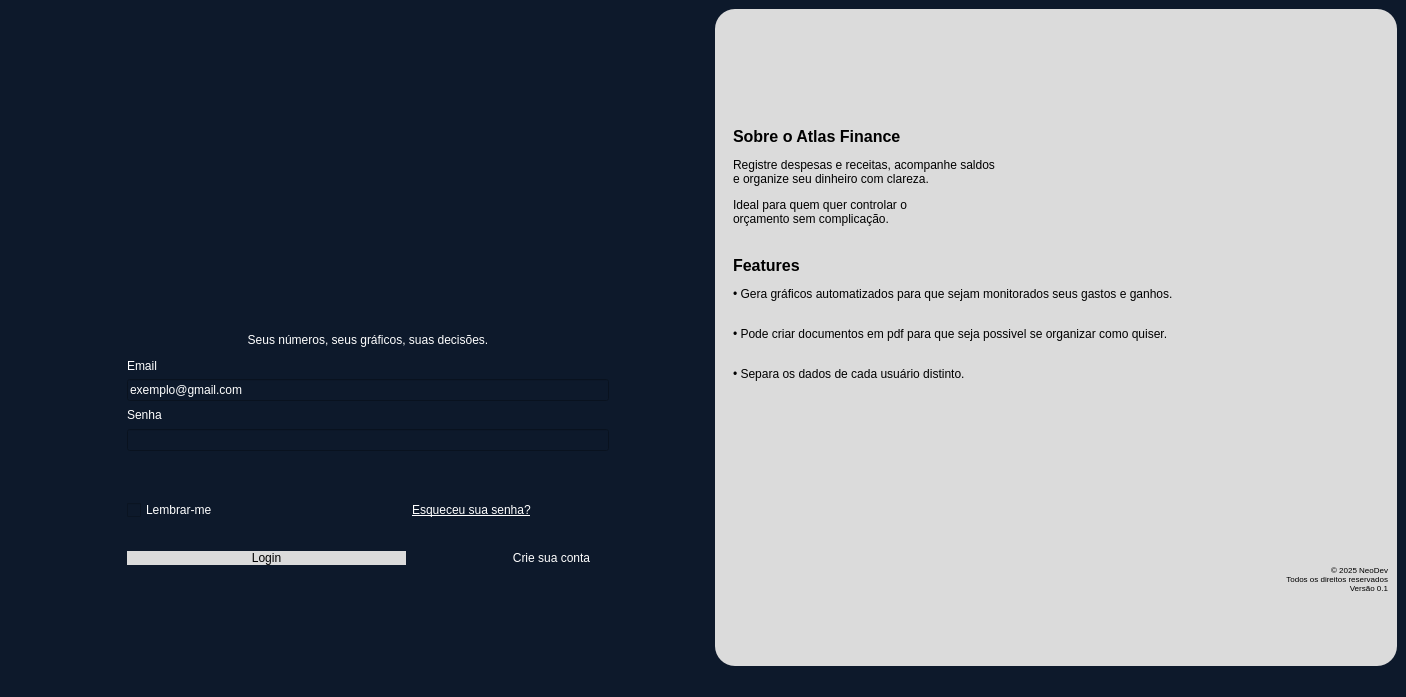
kawlu/Atlas-Finance, file ui/LoginWindow.ui: the form before one commit.
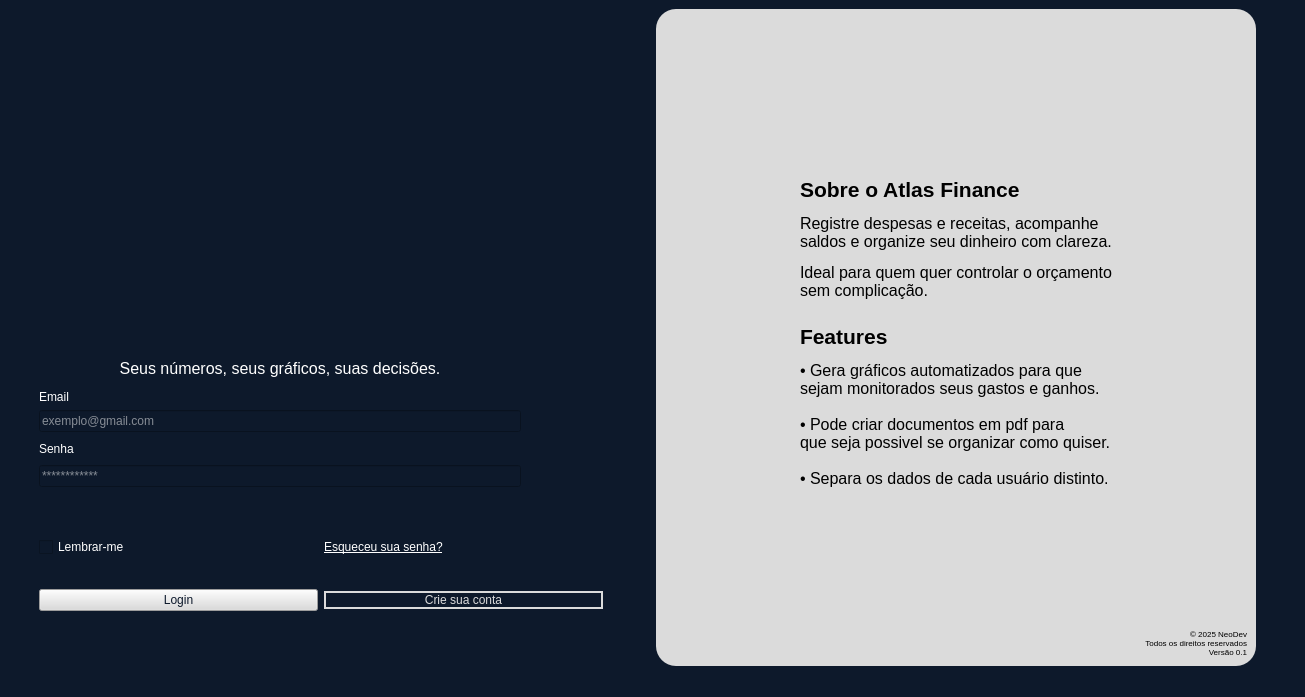
The form after the commit. Icons and pictures are not drawn.

Commit message: Melhoras no design da página de login

What changed in the file:
```diff
--- a/ui/LoginWindow.ui
+++ b/ui/LoginWindow.ui
@@ -6,7 +6,7 @@
    <rect>
     <x>0</x>
     <y>0</y>
-    <width>1406</width>
+    <width>1305</width>
     <height>697</height>
    </rect>
   </property>
@@ -19,58 +19,12 @@
   <widget class="QWidget" name="centralwidget">
    <layout class="QHBoxLayout" name="horizontalLayout">
     <item>
-     <spacer name="horizontalSpacer">
-      <property name="orientation">
-       <enum>Qt::Horizontal</enum>
-      </property>
-      <property name="sizeType">
-       <enum>QSizePolicy::Maximum</enum>
-      </property>
-      <property name="sizeHint" stdset="0">
-       <size>
-        <width>100</width>
-        <height>20</height>
-       </size>
-      </property>
-     </spacer>
-    </item>
-    <item>
-     <widget class="QFrame" name="frame">
-      <property name="minimumSize">
-       <size>
-        <width>600</width>
-        <height>0</height>
-       </size>
-      </property>
-      <property name="maximumSize">
-       <size>
-        <width>600</width>
-        <height>16777215</height>
-       </size>
-      </property>
-      <property name="styleSheet">
-       <string notr="true">color: rgb(255, 255, 255);</string>
-      </property>
-      <property name="frameShape">
-       <enum>QFrame::NoFrame</enum>
-      </property>
-      <property name="frameShadow">
-       <enum>QFrame::Raised</enum>
-      </property>
-      <layout class="QVBoxLayout" name="verticalLayout">
-       <item>
-        <widget class="QFrame" name="frame_4">
-         <property name="minimumSize">
-          <size>
-           <width>600</width>
-           <height>150</height>
-          </size>
-         </property>
-         <property name="maximumSize">
-          <size>
-           <width>600</width>
-           <height>150</height>
-          </size>
+     <widget class="QFrame" name="frame_mainlogin">
+      <property name="sizePolicy">
+       <sizepolicy hsizetype="Minimum" vsizetype="Preferred">
+        <horstretch>0</horstretch>
+        <verstretch>0</verstretch>
+       </sizepolicy>
          </property>
          <property name="frameShape">
           <enum>QFrame::NoFrame</enum>
@@ -79,18 +33,45 @@
           <enum>QFrame::Raised</enum>
          </property>
          <layout class="QVBoxLayout" name="verticalLayout_7">
-          <item>
+       <item alignment="Qt::AlignTop">
+        <widget class="QFrame" name="frame_titulo">
+         <property name="minimumSize">
+          <size>
+           <width>200</width>
+           <height>0</height>
+          </size>
+         </property>
+         <property name="maximumSize">
+          <size>
+           <width>200</width>
+           <height>16777215</height>
+          </size>
+         </property>
+         <property name="frameShape">
+          <enum>QFrame::NoFrame</enum>
+         </property>
+         <property name="frameShadow">
+          <enum>QFrame::Raised</enum>
+         </property>
+         <layout class="QVBoxLayout" name="verticalLayout_6">
+          <item alignment="Qt::AlignLeft">
            <widget class="QLabel" name="label_2">
+            <property name="sizePolicy">
+             <sizepolicy hsizetype="Preferred" vsizetype="Maximum">
+              <horstretch>0</horstretch>
+              <verstretch>0</verstretch>
+             </sizepolicy>
+            </property>
             <property name="minimumSize">
              <size>
-              <width>550</width>
-              <height>150</height>
+              <width>170</width>
+              <height>50</height>
              </size>
             </property>
             <property name="maximumSize">
              <size>
-              <width>550</width>
-              <height>150</height>
+              <width>170</width>
+              <height>50</height>
              </size>
             </property>
             <property name="frameShape">
@@ -107,38 +88,33 @@
             </property>
            </widget>
           </item>
-          <item>
-           <spacer name="verticalSpacer">
-            <property name="orientation">
-             <enum>Qt::Vertical</enum>
-            </property>
-            <property name="sizeHint" stdset="0">
-             <size>
-              <width>20</width>
-              <height>40</height>
-             </size>
-            </property>
-           </spacer>
-          </item>
          </layout>
         </widget>
        </item>
-       <item>
-        <spacer name="verticalSpacer_4">
-         <property name="orientation">
-          <enum>Qt::Vertical</enum>
+       <item alignment="Qt::AlignRight">
+        <widget class="QFrame" name="frame_login">
+         <property name="minimumSize">
+          <size>
+           <width>600</width>
+           <height>0</height>
+          </size>
          </property>
-         <property name="sizeType">
-          <enum>QSizePolicy::Minimum</enum>
-         </property>
-         <property name="sizeHint" stdset="0">
+         <property name="maximumSize">
           <size>
-           <width>20</width>
-           <height>150</height>
+           <width>600</width>
+           <height>16777215</height>
           </size>
          </property>
-        </spacer>
-       </item>
+         <property name="styleSheet">
+          <string notr="true">color: rgb(255, 255, 255);</string>
+         </property>
+         <property name="frameShape">
+          <enum>QFrame::NoFrame</enum>
+         </property>
+         <property name="frameShadow">
+          <enum>QFrame::Raised</enum>
+         </property>
+         <layout class="QVBoxLayout" name="verticalLayout">
        <item>
         <widget class="QFrame" name="frame_5">
          <property name="maximumSize">
@@ -172,13 +148,16 @@
              <enum>QFrame::NoFrame</enum>
             </property>
             <property name="text">
-             <string>&lt;html&gt;&lt;head/&gt;&lt;body&gt;&lt;p align=&quot;center&quot;&gt;Seus números, seus gráficos, suas decisões.&lt;/p&gt;&lt;p&gt;Email&lt;/p&gt;&lt;/body&gt;&lt;/html&gt;</string>
+                <string>&lt;html&gt;&lt;head/&gt;&lt;body&gt;&lt;p align=&quot;center&quot;&gt;&lt;span style=&quot; font-size:12pt;&quot;&gt;Seus números, seus gráficos, suas decisões.&lt;/span&gt;&lt;/p&gt;&lt;p&gt;Email&lt;/p&gt;&lt;/body&gt;&lt;/html&gt;</string>
             </property>
            </widget>
           </item>
           <item>
            <widget class="QLineEdit" name="lineEdit">
             <property name="text">
+                <string/>
+               </property>
+               <property name="placeholderText">
              <string>exemplo@gmail.com</string>
             </property>
            </widget>
@@ -201,6 +180,9 @@
             <property name="echoMode">
              <enum>QLineEdit::Password</enum>
             </property>
+               <property name="placeholderText">
+                <string>************</string>
+               </property>
            </widget>
           </item>
          </layout>
@@ -252,10 +234,8 @@
              <cursorShape>PointingHandCursor</cursorShape>
             </property>
             <property name="styleSheet">
-             <string notr="true">color: rgb(0, 0, 0);
-background-color: rgb(219, 219, 219);
-border: 1px;
-border-radius: 40px;</string>
+                <string notr="true">background-color: #DBDBDB;
+color: #0D192B;</string>
             </property>
             <property name="text">
              <string>Login</string>
@@ -268,8 +248,9 @@
              <cursorShape>PointingHandCursor</cursorShape>
             </property>
             <property name="styleSheet">
-             <string notr="true">border: 1px;
-border-radius: 20px;</string>
+                <string notr="true">background-color: #0D192B;
+color: rgb(219, 219, 219);
+border: 2px solid #DBDBDB;</string>
             </property>
             <property name="text">
              <string>Crie sua conta</string>
@@ -279,40 +260,71 @@
          </layout>
         </widget>
        </item>
+         </layout>
+        </widget>
+       </item>
+      </layout>
+     </widget>
+    </item>
        <item>
-        <widget class="QFrame" name="frame_7">
+     <spacer name="horizontalSpacer_2">
+      <property name="orientation">
+       <enum>Qt::Horizontal</enum>
+      </property>
+      <property name="sizeType">
+       <enum>QSizePolicy::Minimum</enum>
+      </property>
+      <property name="sizeHint" stdset="0">
+       <size>
+        <width>0</width>
+        <height>0</height>
+       </size>
+      </property>
+     </spacer>
+    </item>
+    <item alignment="Qt::AlignRight">
+     <widget class="QFrame" name="frame_texto">
+      <property name="minimumSize">
+       <size>
+        <width>600</width>
+        <height>650</height>
+       </size>
+      </property>
          <property name="maximumSize">
           <size>
-           <width>16777215</width>
-           <height>50</height>
-          </size>
-         </property>
-         <property name="frameShape">
-          <enum>QFrame::NoFrame</enum>
-         </property>
-         <property name="frameShadow">
-          <enum>QFrame::Raised</enum>
-         </property>
-        </widget>
-       </item>
-      </layout>
-     </widget>
-    </item>
-    <item>
-     <widget class="QFrame" name="frame_2">
+        <width>800</width>
+        <height>16777215</height>
+       </size>
+      </property>
       <property name="styleSheet">
        <string notr="true">background-color: rgb(219, 219, 219);
 border: 1px;
 border-radius: 20px;</string>
       </property>
       <property name="frameShape">
-       <enum>QFrame::StyledPanel</enum>
+       <enum>QFrame::NoFrame</enum>
       </property>
       <property name="frameShadow">
        <enum>QFrame::Raised</enum>
       </property>
       <layout class="QVBoxLayout" name="verticalLayout_3">
        <item>
+        <spacer name="verticalSpacer_3">
+         <property name="orientation">
+          <enum>Qt::Vertical</enum>
+         </property>
+         <property name="sizeType">
+          <enum>QSizePolicy::Minimum</enum>
+         </property>
+         <property name="sizeHint" stdset="0">
+          <size>
+           <width>0</width>
+           <height>150</height>
+          </size>
+         </property>
+        </spacer>
+       </item>
+       <item alignment="Qt::AlignHCenter">
         <widget class="QFrame" name="frame_8">
          <property name="maximumSize">
           <size>
@@ -326,43 +338,33 @@
           </font>
          </property>
          <property name="frameShape">
-          <enum>QFrame::StyledPanel</enum>
+          <enum>QFrame::NoFrame</enum>
          </property>
          <property name="frameShadow">
           <enum>QFrame::Raised</enum>
          </property>
          <layout class="QVBoxLayout" name="verticalLayout_5">
-          <item>
-           <spacer name="verticalSpacer_3">
-            <property name="orientation">
-             <enum>Qt::Vertical</enum>
-            </property>
-            <property name="sizeType">
-             <enum>QSizePolicy::Minimum</enum>
-            </property>
-            <property name="sizeHint" stdset="0">
-             <size>
-              <width>0</width>
-              <height>100</height>
-             </size>
-            </property>
-           </spacer>
-          </item>
           <item>
            <widget class="QLabel" name="label_7">
+            <property name="minimumSize">
+             <size>
+              <width>300</width>
+              <height>0</height>
+             </size>
+            </property>
             <property name="styleSheet">
              <string notr="true">background-color: rgb(219, 219, 219);
 text-color: rgb(0, 0, 0)</string>
             </property>
             <property name="text">
-             <string>&lt;html&gt;&lt;head/&gt;&lt;body&gt;&lt;p&gt;&lt;span style=&quot; font-size:12pt; font-weight:600;&quot;&gt;Sobre o Atlas Finance&lt;/span&gt;&lt;/p&gt;&lt;p&gt;&lt;span style=&quot; font-size:9pt;&quot;&gt;Registre despesas e receitas, acompanhe saldos&lt;br/&gt;e organize seu dinheiro com clareza.&lt;/span&gt;&lt;/p&gt;&lt;p&gt;&lt;span style=&quot; font-size:9pt;&quot;&gt;Ideal para quem quer controlar o &lt;br/&gt;orçamento sem complicação.&lt;/span&gt;&lt;/p&gt;&lt;/body&gt;&lt;/html&gt;</string>
+             <string>&lt;html&gt;&lt;head/&gt;&lt;body&gt;&lt;p&gt;&lt;span style=&quot; font-size:16pt; font-weight:600;&quot;&gt;Sobre o Atlas Finance&lt;/span&gt;&lt;/p&gt;&lt;p&gt;&lt;span style=&quot; font-size:12pt;&quot;&gt;Registre despesas e receitas, acompanhe &lt;br/&gt;saldos e organize seu dinheiro com clareza.&lt;/span&gt;&lt;/p&gt;&lt;p&gt;&lt;span style=&quot; font-size:12pt;&quot;&gt;Ideal para quem quer controlar o orçamento &lt;br/&gt;sem complicação.&lt;/span&gt;&lt;/p&gt;&lt;/body&gt;&lt;/html&gt;</string>
             </property>
            </widget>
           </item>
          </layout>
         </widget>
        </item>
-       <item>
+       <item alignment="Qt::AlignHCenter">
         <widget class="QFrame" name="frame_9">
          <property name="maximumSize">
           <size>
@@ -374,7 +376,7 @@
           <string notr="true">background-color: rgb(219, 219, 219);</string>
          </property>
          <property name="frameShape">
-          <enum>QFrame::StyledPanel</enum>
+          <enum>QFrame::NoFrame</enum>
          </property>
          <property name="frameShadow">
           <enum>QFrame::Raised</enum>
@@ -392,7 +394,7 @@
              <string notr="true">text-color: rgb(0, 0, 0)</string>
             </property>
             <property name="text">
-             <string>&lt;html&gt;&lt;head/&gt;&lt;body&gt;&lt;p&gt;&lt;span style=&quot; font-size:12pt; font-weight:600;&quot;&gt;Features&lt;/span&gt;&lt;/p&gt;&lt;p align=&quot;justify&quot;&gt;• Gera gráficos automatizados para que sejam monitorados seus gastos e ganhos.&lt;/p&gt;&lt;p align=&quot;justify&quot;&gt;&lt;br/&gt;• Pode criar documentos em pdf para que seja possivel se organizar como quiser.&lt;/p&gt;&lt;p align=&quot;justify&quot;&gt;&lt;br/&gt;• Separa os dados de cada usuário distinto.&lt;/p&gt;&lt;/body&gt;&lt;/html&gt;</string>
+             <string>&lt;html&gt;&lt;head/&gt;&lt;body&gt;&lt;p&gt;&lt;span style=&quot; font-size:16pt; font-weight:600;&quot;&gt;Features&lt;/span&gt;&lt;/p&gt;&lt;p&gt;&lt;span style=&quot; font-size:12pt;&quot;&gt;• Gera gráficos automatizados para que &lt;br/&gt;sejam monitorados seus gastos e ganhos.&lt;br/&gt;&lt;br/&gt;• Pode criar documentos em pdf para &lt;br/&gt;que seja possivel se organizar como quiser.&lt;br/&gt;&lt;br/&gt;• Separa os dados de cada usuário distinto.&lt;/span&gt;&lt;/p&gt;&lt;/body&gt;&lt;/html&gt;</string>
             </property>
            </widget>
           </item>
@@ -410,13 +412,25 @@
          <property name="sizeHint" stdset="0">
           <size>
            <width>20</width>
-           <height>100</height>
+           <height>70</height>
           </size>
          </property>
         </spacer>
        </item>
-       <item>
+       <item alignment="Qt::AlignRight|Qt::AlignBottom">
         <widget class="QLabel" name="label">
+         <property name="minimumSize">
+          <size>
+           <width>50</width>
+           <height>0</height>
+          </size>
+         </property>
+         <property name="maximumSize">
+          <size>
+           <width>130</width>
+           <height>16777215</height>
+          </size>
+         </property>
          <property name="text">
           <string>&lt;html&gt;&lt;head/&gt;&lt;body&gt;&lt;p align=&quot;right&quot;&gt;&lt;span style=&quot; font-size:6pt;&quot;&gt;© 2025 NeoDev&lt;br/&gt;Todos os direitos reservados&lt;br/&gt;Versão 0.1&lt;/span&gt;&lt;/p&gt;&lt;/body&gt;&lt;/html&gt;</string>
          </property>
@@ -425,6 +439,22 @@
       </layout>
      </widget>
     </item>
+    <item>
+     <spacer name="horizontalSpacer">
+      <property name="orientation">
+       <enum>Qt::Horizontal</enum>
+      </property>
+      <property name="sizeType">
+       <enum>QSizePolicy::Minimum</enum>
+      </property>
+      <property name="sizeHint" stdset="0">
+       <size>
+        <width>40</width>
+        <height>0</height>
+       </size>
+      </property>
+     </spacer>
+    </item>
    </layout>
   </widget>
   <widget class="QStatusBar" name="statusbar"/>
```
Left out of the diff: 4 changed lines with no effect on the pictures. Lines whose indentation alone changed are shown as unchanged. The commit also changes 2 other files.
